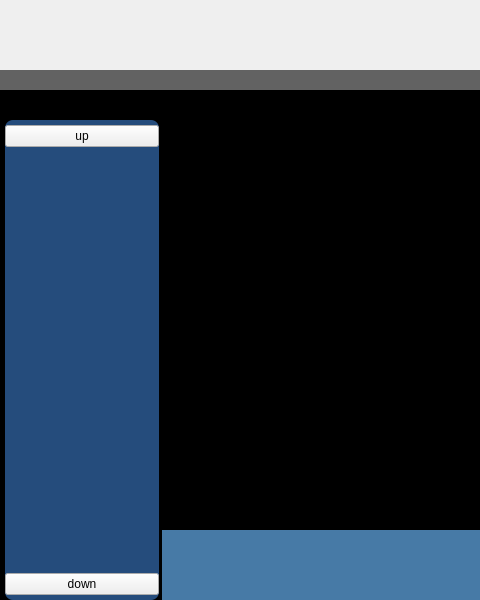
First picture: the form in ui/mainwindow.ui, repository 15903016222/Voice, before the edit; both pictures show x 0 to 480 and y 0 to 600 of the 800 by 600 pixel window.
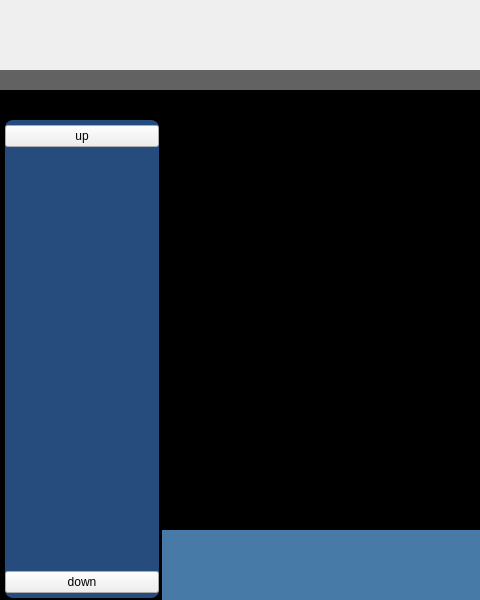
Second picture: the form after the edit. Custom widgets are drawn as their Qt base class.

The edit to the form file:
```diff
--- a/ui/mainwindow.ui
+++ b/ui/mainwindow.ui
@@ -143,7 +143,7 @@
               <number>0</number>
              </property>
              <property name="bottomMargin">
-              <number>0</number>
+              <number>2</number>
              </property>
              <property name="spacing">
               <number>0</number>
@@ -244,7 +244,7 @@
                         <x>0</x>
                         <y>0</y>
                         <width>154</width>
-                        <height>420</height>
+                        <height>418</height>
                        </rect>
                       </property>
                      </widget>
```
